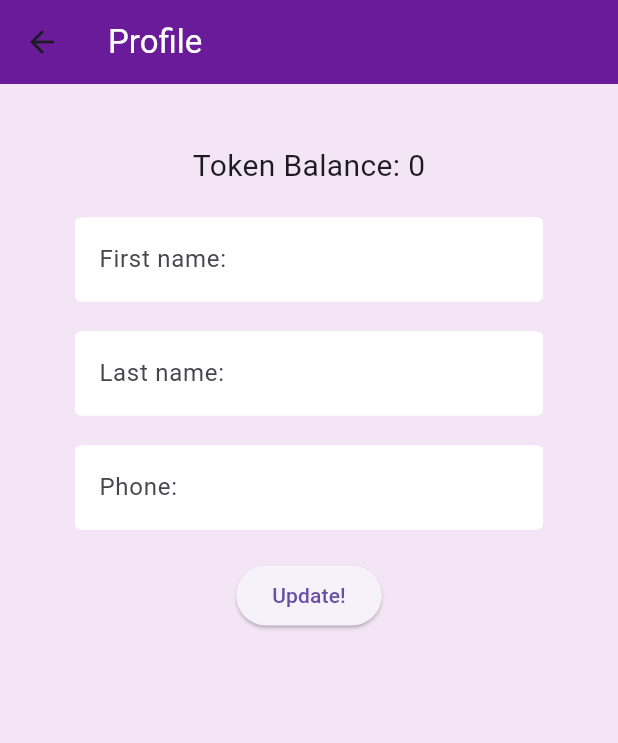
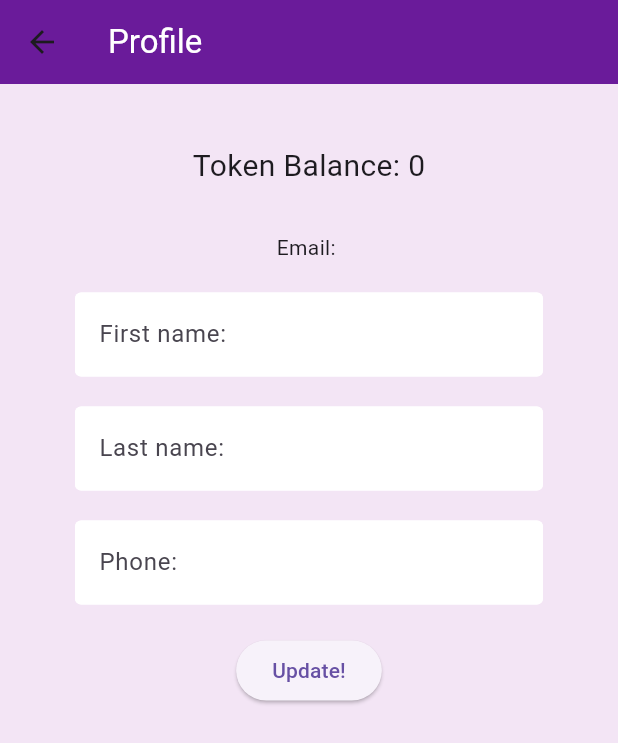
Before and after one commit to mnymkz/Winetopia, a Flutter app: the NewScreen screen opened directly, on a phone screen of 412 x 824 dp. Shown: the top 743 px of the screen. Run offline on Flutter 3.47's test engine with Material 3 defaults, Android fonts, the phone set to English and light mode, and no system bars; our stand-ins replace cloud_firestore, firebase_auth, firebase_core, flutter_spinkit; missing offline and left inert: nfc_manager; accounts and stored records are empty.

Commit message:
feat: showing the email, updating button label in home screen

```diff
--- a/lib/screens/home/home.dart
+++ b/lib/screens/home/home.dart
@@ -88,7 +88,7 @@ class _HomeScreenState extends State<HomeScreen> {
                     MaterialPageRoute(builder: (context) => NewScreen()),
                   );
                 },
-                child: const Text('Go to New Screen'),
+                child: const Text('My Profile'),
               ),
             ),
           ],
--- a/lib/screens/profile.dart
+++ b/lib/screens/profile.dart
@@ -59,6 +59,8 @@ class _NewScreenState extends State<NewScreen> {
                   children: <Widget>[
                     SizedBox(height: 20.0,),
                     Text('Token Balance: ${userData?.tokenAmount}', style: TextStyle(fontSize: 20),),
+                    SizedBox(height: 30.0,),
+                    Text('Email: ${userData?.email}'),
                     // SizedBox(height: 20.0,),
                     // TextFormField(
                     //   decoration: textImportDecoration.copyWith(hintText: 'Email: ${userData?.email}'),
```
